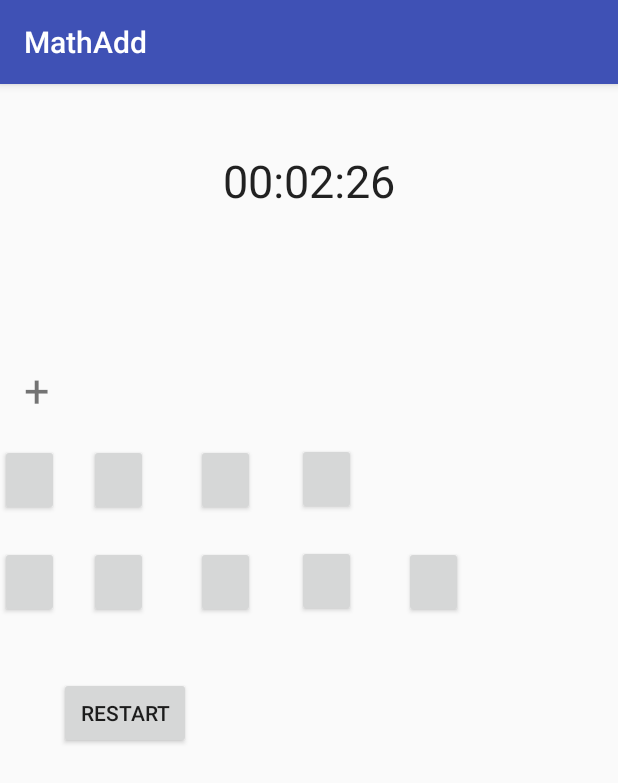
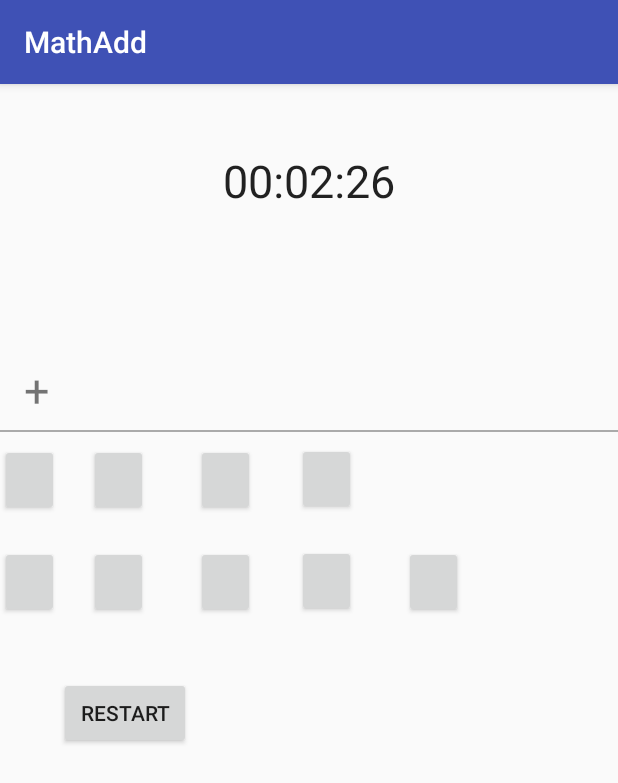
Before and after one commit to AnSrwn/MathAdd, an Android app: the screen it shows after launch (MainActivity), after a tap on "START", on a phone screen of 412 x 824 dp. Shown: the top 783 px of the screen. Run offline under Robolectric (Android 15) with nearby library versions, the phone set to English and light mode, and no system bars; our stand-ins replace data binding; 40 statements that could not run were skipped.

Commit message:
added a dividing line

```diff
--- a/app/src/main/java/com/andreas/mathadd/Chronometer.java
+++ b/app/src/main/java/com/andreas/mathadd/Chronometer.java
@@ -1,4 +1,6 @@
 package com.andreas.mathadd;
+
+//TODO make it my own, so that copy and paste is not obvious
 
 /*
  * The Android chronometer widget revised so as to count milliseconds
--- a/app/src/main/java/com/andreas/mathadd/MainActivity.java
+++ b/app/src/main/java/com/andreas/mathadd/MainActivity.java
@@ -26,6 +26,7 @@ public class MainActivity extends AppCompatActivity {
     private Handler handler = new Handler();
     private TextView popupNumber;
 
+    //TODO put everything in onStart()
     @Override
     protected void onCreate(Bundle savedInstanceState) {
         super.onCreate(savedInstanceState);
--- a/app/src/main/res/layout/activity_main.xml
+++ b/app/src/main/res/layout/activity_main.xml
@@ -132,6 +132,15 @@
             android:text="@{``+mathData.getSecondNum[3]}"
             app:layout_constraintStart_toStartOf="parent"
             app:layout_constraintTop_toTopOf="@+id/textViewNumFirst3" />
+
+        <View
+            android:id="@+id/dividingLine"
+            android:layout_width="match_parent"
+            android:layout_height="1dp"
+            android:layout_marginTop="15dp"
+            android:background="@android:color/darker_gray"
+            app:layout_constraintStart_toEndOf="parent"
+            app:layout_constraintTop_toBottomOf="@+id/textViewNumSecond3"/>
 
         <Button
             android:id="@+id/buttonCarry0"
```
